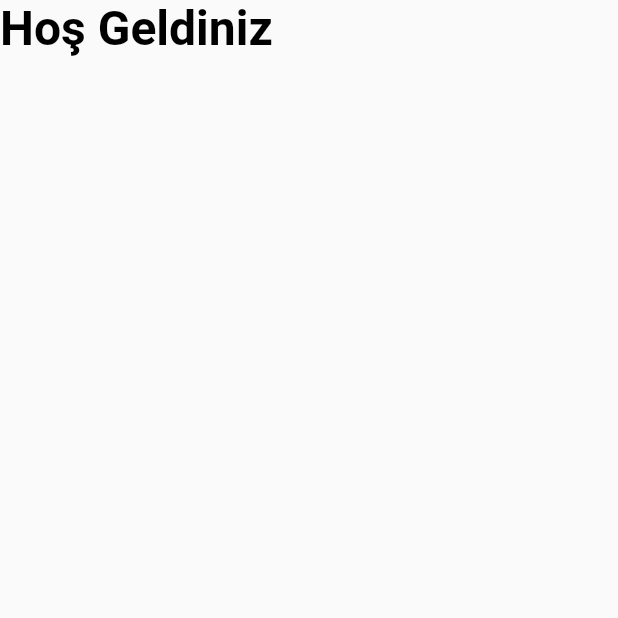
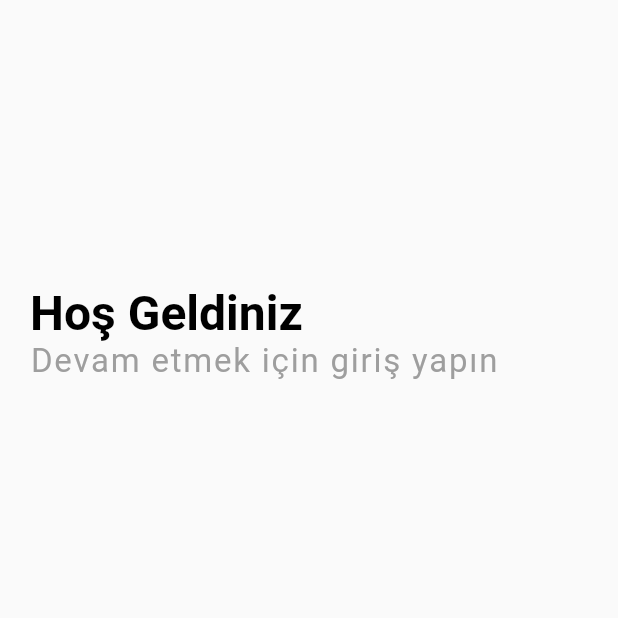
Before and after one commit to yusufakkobak34/flutter_ecommerce, a Flutter app: the SignInScreen screen opened directly, on a phone screen of 412 x 824 dp, the top half of it. Run offline on Flutter 3.47's test engine with Material 2 defaults, Android fonts, the phone set to English and light mode, and no system bars; our stand-ins replace badges, cached_network_image, carousel_slider, flutter_snake_navigationbar, get, hive and 2 more; accounts and stored records are empty; network calls fail.

Commit message:
some text's added.

```diff
--- a/lib/view/account/account_screen.dart
+++ b/lib/view/account/account_screen.dart
@@ -1,4 +1,5 @@
 import 'package:flutter/material.dart';
+import 'package:flutter_ecommerce/view/account/auth/sign_in_screen.dart';
 
 class AccountScreen extends StatelessWidget {
   const AccountScreen({super.key});
@@ -40,7 +41,10 @@ class AccountScreen extends StatelessWidget {
           const SizedBox(height: 50),
           buildAccountCard(
             title: "Profil Bilgisi",
-            onClick: () {},
+            onClick: () {
+              Navigator.push(context,
+                  MaterialPageRoute(builder: (context) => SignInScreen()));
+            },
           ),
           buildAccountCard(
             title: "Bildirimler",
--- a/lib/view/account/auth/sign_in_screen.dart
+++ b/lib/view/account/auth/sign_in_screen.dart
@@ -7,8 +7,12 @@ class SignInScreen extends StatelessWidget {
   Widget build(BuildContext context) {
     return Scaffold(
       body: SafeArea(
+        child: Padding(
+          padding: const EdgeInsets.symmetric(horizontal: 20),
           child: Column(
+            crossAxisAlignment: CrossAxisAlignment.start,
             children: const [
+              Spacer(),
               Text(
                 "Hoş Geldiniz",
                 style: TextStyle(
@@ -16,8 +20,19 @@ class SignInScreen extends StatelessWidget {
                   fontSize: 32,
                   fontWeight: FontWeight.bold,
                 ),
-            )
+              ),
+              Text(
+                "Devam etmek için giriş yapın",
+                style: TextStyle(
+                  color: Colors.grey,
+                  fontSize: 22,
+                  fontWeight: FontWeight.w400,
+                  letterSpacing: 1.2,
+                ),
+              ),
+              Spacer(flex: 3),
             ],
+          ),
         ),
       ),
     );
```
Lines whose indentation alone changed are shown as unchanged.
